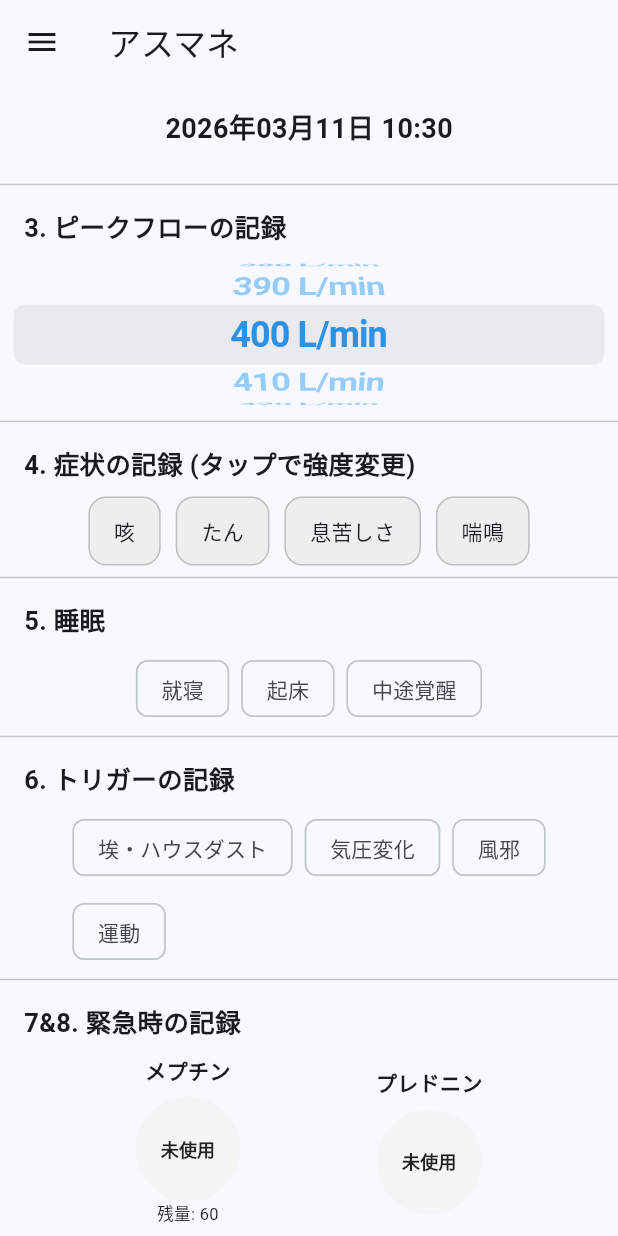
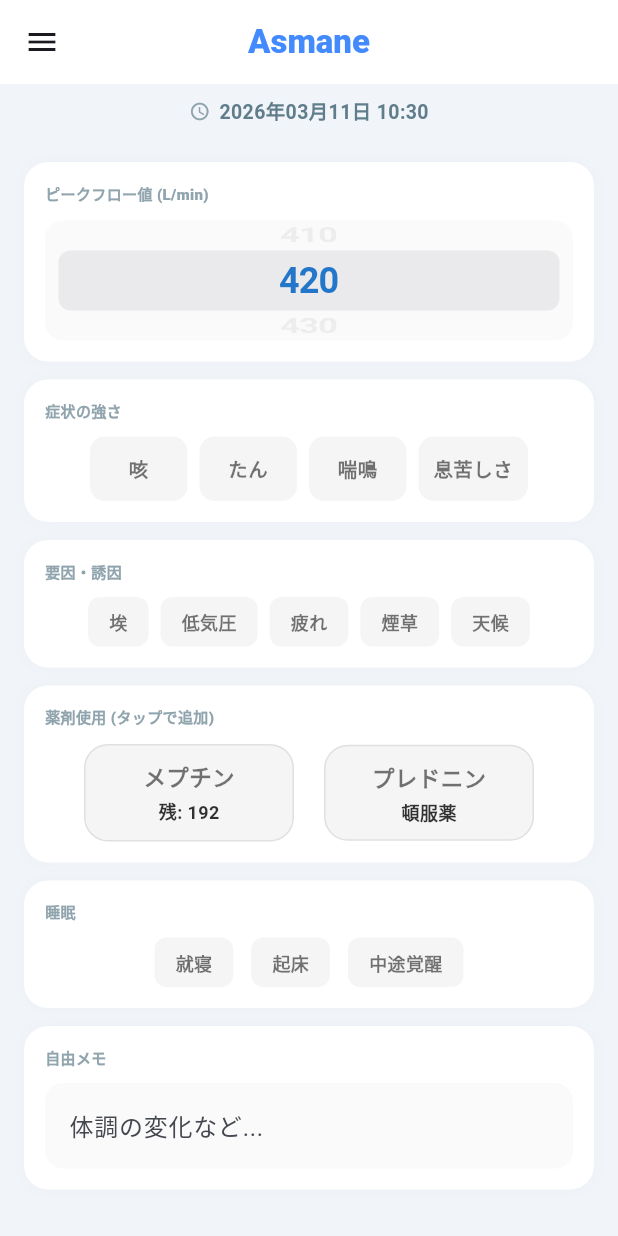
Before and after one commit to shimomari/asmane, a Flutter app: the screen it shows after launch, on a phone screen of 412 x 824 dp. Run offline on Flutter 3.47's test engine with Material 3 defaults, Android fonts, the phone set to English and light mode, and no system bars; our stand-ins replace shared_preferences.

Commit message:
完璧なメイン画面のUI完成

```diff
--- a/lib/main.dart
+++ b/lib/main.dart
@@ -1,7 +1,5 @@
-//main.dart
-
 import 'package:flutter/material.dart';
-import 'main_screen.dart';
+import 'main_screen.dart'; // 作成したファイル名に合わせてください
 
 void main() {
   runApp(const AsmaneApp());
@@ -13,13 +11,13 @@ class AsmaneApp extends StatelessWidget {
   @override
   Widget build(BuildContext context) {
     return MaterialApp(
-      title: 'アスマネ',
+      title: 'Asmane',
       debugShowCheckedModeBanner: false,
       theme: ThemeData(
         useMaterial3: true,
-        colorScheme: ColorScheme.fromSeed(seedColor: Colors.lightBlue),
+        colorSchemeSeed: Colors.blueAccent,
       ),
-      home: const MainScreen(),
+      home: const MainScreen(), // ここでメイン画面を呼び出す
     );
   }
 }
--- a/lib/main_screen.dart
+++ b/lib/main_screen.dart
@@ -1,10 +1,6 @@
-//main_screen.dart
-
 import 'package:flutter/material.dart';
+import 'package:intl/intl.dart';
 import 'package:flutter/cupertino.dart';
-import 'package:intl/intl.dart';
-import 'health_data.dart';
-import 'sub_screens.dart'; // グラフや設定画面をここから読み込む
 
 class MainScreen extends StatefulWidget {
   const MainScreen({super.key});
@@ -14,319 +10,157 @@ class MainScreen extends StatefulWidget {
 }
 
 class _MainScreenState extends State<MainScreen> {
-  // ==========================================
-  // 1. 管理データ・状態 (State)
-  // ==========================================
-  int _currentPeakFlow = 400;
-  List<String> _mySymptoms = ['咳', 'たん', '息苦しさ', '喘鳴'];
-  List<String> _myTriggers = ['埃・ハウスダスト', '気圧変化', '風邪', '運動'];
-  String _relieverName = "メプチン";
-  String _pillName = "プレドニン";
+  int _pefValue = 420;
+  final Map<String, int> _symptomLevels = {'咳': 0, 'たん': 0, '喘鳴': 0, '息苦しさ': 0};
+  final Map<String, bool> _sleepStates = {'就寝': false, '起床': false, '中途覚醒': false};
+  final List<String> _allTriggers = ['埃', '低気圧', '疲れ', '煙草', '天候'];
+  final Set<String> _selectedTriggers = {};
 
-  final Map<String, int> _symptomCounts = {};
-  final Set<String> _selectedTriggers = {};
-  final Set<String> _selectedSleep = {};
   int _relieverCount = 0;
-  int _relieverStock = 60;
-  int _pillCount = 0;
-  SleepSession? activeSleepSession;
+  int _relieverStock = 192;
+  int _pillLevel = 0;
 
-  // ==========================================
-  // 2. ロジック（画面遷移など）
-  // ==========================================
+  final TextEditingController _memoController = TextEditingController();
 
-  // 設定画面（登録ページ）を開き、結果を受け取る
-  Future<void> _openRegistrationPage() async {
-    final result = await Navigator.push(
-      context,
-      MaterialPageRoute(
-        builder: (context) => MainUIRegistrationPage(
-          symptoms: _mySymptoms,
-          triggers: _myTriggers,
-          reliever: _relieverName,
-          pill: _pillName,
-        ),
-      ),
-    );
-
-    // 設定画面からデータが戻ってきたら反映する
-    if (result != null) {
-      setState(() {
-        _mySymptoms = result['symptoms'];
-        _myTriggers = result['triggers'];
-        _relieverName = result['reliever'];
-        _pillName = result['pill'];
-      });
-    }
-  }
-
-  // ==========================================
-  // 3. メインUI構成 (buildメソッド)
-  // ==========================================
   @override
   Widget build(BuildContext context) {
+    String now = DateFormat('yyyy年MM月dd日 HH:mm').format(DateTime.now());
+
     return Scaffold(
-      appBar: AppBar(title: const Text('アスマネ')),
-      drawer: _buildDrawer(),
+      backgroundColor: const Color(0xFFF1F5F9),
+      appBar: AppBar(
+        title: const Text('Asmane', style: TextStyle(fontWeight: FontWeight.w900, color: Colors.blueAccent)),
+        centerTitle: true,
+        elevation: 0,
+        backgroundColor: Colors.white,
+      ),
+      drawer: const Drawer(),
       body: SingleChildScrollView(
+        physics: const BouncingScrollPhysics(),
         child: Column(
           children: [
-            _buildTimeHeader(),         // 日時表示
-            const Divider(),
+            _buildDateTimeHeader(now),
+            Padding(
+              padding: const EdgeInsets.symmetric(horizontal: 16.0),
+              child: Column(
+                children: [
+                  const SizedBox(height: 16),
+                  _buildPeakFlowCard(),
+                  _buildSymptomCard(),
+                  _buildTriggerCard(),
 
-            _buildSectionTitle('3. ピークフローの記録'),
-            _buildPeakFlowPicker(),     // 数値選択
-            const Divider(),
+                  // 薬剤使用：コンパクトな横幅半分サイズ
+                  _buildCard(
+                    title: '薬剤使用 (タップで追加)',
+                    child: Row(
+                      mainAxisAlignment: MainAxisAlignment.center, // 中央寄せ
+                      children: [
+                        SizedBox(
+                          width: 140, // 横幅を限定
+                          child: _buildMedicineChip(
+                            name: 'メプチン',
+                            subtitle: '残: $_relieverStock',
+                            level: _relieverCount,
+                            maxLevel: 4,
+                            baseColor: Colors.blue,
+                            onTap: () => setState(() {
+                              _relieverCount = (_relieverCount + 1) % 5;
+                              if (_relieverCount > 0) _relieverStock--;
+                            }),
+                          ),
+                        ),
+                        const SizedBox(width: 20), // ボタン間の隙間
+                        SizedBox(
+                          width: 140, // 横幅を限定
+                          child: _buildMedicineChip(
+                            name: 'プレドニン',
+                            subtitle: '頓服薬',
+                            level: _pillLevel,
+                            maxLevel: 2,
+                            baseColor: Colors.purple,
+                            onTap: () => setState(() => _pillLevel = (_pillLevel + 1) % 3),
+                          ),
+                        ),
+                      ],
+                    ),
+                  ),
 
-            _buildSectionTitle('4. 症状の記録 (タップで強度変更)'),
-            _buildSymptomGrid(),        // 症状ボタン群
-            const Divider(),
-
-            _buildSectionTitle('5. 睡眠'),
-            _buildSleepChips(),         // 睡眠（就寝・起床）
-            const Divider(),
-
-            _buildSectionTitle('6. トリガーの記録'),
-            _buildTriggerChips(),       // トリガー選択
-            const Divider(),
-
-            _buildSectionTitle('7&8. 緊急時の記録'),
-            _buildEmergencySection(),   // 緊急ボタン
-            const Divider(),
-
-            _buildSectionTitle('9. 自由メモ'),
-            _buildMemoField(),          // テキスト入力
-
-            const SizedBox(height: 20),
-            _buildSubmitButton(),       // 最終登録ボタン
-            const SizedBox(height: 50),
+                  _buildSleepCard(),
+                  _buildMemoCard(),
+                  const SizedBox(height: 24),
+                  _buildSaveButton(),
+                  const SizedBox(height: 40),
+                ],
+              ),
+            ),
           ],
         ),
       ),
     );
   }
 
-  // ==========================================
-  // 4. 各セクションのUI部品
-  // ==========================================
+  Widget _buildMedicineChip({
+    required String name,
+    required String subtitle,
+    required int level,
+    required int maxLevel,
+    required Color baseColor,
+    required VoidCallback onTap
+  }) {
+    Color bgColor;
+    Color textColor;
 
-  // --- 共通: セクションタイトル ---
-  Widget _buildSectionTitle(String title) {
-    return Padding(
-      padding: const EdgeInsets.symmetric(horizontal: 16, vertical: 8),
-      child: Align(
-        alignment: Alignment.centerLeft,
-        child: Text(title, style: const TextStyle(fontSize: 17, fontWeight: FontWeight.bold))
+    if (level == 0) {
+      bgColor = Colors.grey.shade100;
+      textColor = Colors.black54;
+    } else if (level >= maxLevel) {
+      // プレドニン最大時は「くっきりした赤紫」
+      bgColor = (name == 'プレドニン') ? const Color(0xFFD81B60) : const Color(0xFF3F51B5);
+      textColor = Colors.white;
+    } else {
+      final List<double> opacities = [0.0, 0.15, 0.5, 0.85];
+      bgColor = baseColor.withValues(alpha: opacities[level]);
+      // 1-2回目は黒、3回目以上は白
+      textColor = (level <= 2) ? Colors.black87 : Colors.white;
+    }
+
+    return InkWell(
+      onTap: onTap,
+      borderRadius: BorderRadius.circular(16),
+      child: AnimatedContainer(
+        duration: const Duration(milliseconds: 200),
+        padding: const EdgeInsets.symmetric(vertical: 10, horizontal: 8),
+        decoration: BoxDecoration(
+          color: bgColor,
+          borderRadius: BorderRadius.circular(16),
+          border: Border.all(color: level == 0 ? Colors.grey.shade300 : Colors.transparent),
+        ),
+        child: Column(
+          children: [
+            Text(name, style: TextStyle(fontWeight: FontWeight.bold, fontSize: 15, color: textColor)),
+            const SizedBox(height: 4),
+            Text(level == 0 ? subtitle : '$level回',
+              style: TextStyle(fontSize: 12, fontWeight: FontWeight.bold, color: textColor.withValues(alpha: 0.8))
+            ),
+            if (level > 0 && name == 'メプチン')
+              Text('残$_relieverStock',
+                style: TextStyle(fontSize: 12, fontWeight: FontWeight.w900, color: textColor)
+              ),
+          ],
+        ),
       ),
     );
   }
 
-  // --- ヘッダー: 現在時刻 ---
-  Widget _buildTimeHeader() {
-    return Padding(
-      padding: const EdgeInsets.all(16.0),
-      child: Text(
-        DateFormat('yyyy年MM月dd日 HH:mm').format(DateTime.now()),
-        style: const TextStyle(fontSize: 18, fontWeight: FontWeight.bold)
-      ),
-    );
-  }
-
-  // --- セクション3: ピークフローピッカー ---
-  Widget _buildPeakFlowPicker() {
-    return SizedBox(
-      height: 100,
-      child: CupertinoPicker(
-        itemExtent: 40,
-        scrollController: FixedExtentScrollController(initialItem: (_currentPeakFlow - 100) ~/ 10),
-        onSelectedItemChanged: (i) => setState(() => _currentPeakFlow = 100 + (i * 10)),
-        children: List.generate(71, (i) => Center(
-          child: Text(
-            '${100 + (i * 10)} L/min',
-            style: const TextStyle(fontSize: 24, fontWeight: FontWeight.bold, color: Colors.blue)
-          ),
-        )),
-      ),
-    );
-  }
-
-  // --- セクション4: 症状グリッド ---
-  Widget _buildSymptomGrid() {
-    return Padding(
-      padding: const EdgeInsets.symmetric(horizontal: 16),
-      child: Wrap(
-        spacing: 10, runSpacing: 10,
-        children: _mySymptoms.map((s) {
-          int count = _symptomCounts[s] ?? 0;
-          return GestureDetector(
-            onTap: () => setState(() => _symptomCounts[s] = (count + 1) % 4),
-            child: Container(
-              padding: const EdgeInsets.symmetric(horizontal: 16, vertical: 12),
-              decoration: BoxDecoration(
-                color: [Colors.grey[200]!, Colors.orange[100]!, Colors.orange[300]!, Colors.red[400]!][count],
-                borderRadius: BorderRadius.circular(12),
-                border: Border.all(color: count > 0 ? Colors.orange : Colors.grey.shade400),
-              ),
-              child: Text(
-                count > 0 ? "$s(${['','軽','中','重'][count]})" : s,
-                style: TextStyle(fontWeight: count > 0 ? FontWeight.bold : FontWeight.normal),
-              ),
-            ),
-          );
-        }).toList(),
-      ),
-    );
-  }
-
-  // --- セクション5&6: チップUI (睡眠・トリガー) ---
-  Widget _buildSleepChips() => _buildWrapChips(['就寝', '起床', '中途覚醒'], _selectedSleep, Colors.blue, isSleep: true);
-  Widget _buildTriggerChips() => _buildWrapChips(_myTriggers, _selectedTriggers, Colors.green);
-
-  // --- セクション7&8: 緊急ボタン ---
-  Widget _buildEmergencySection() {
-    return Row(mainAxisAlignment: MainAxisAlignment.spaceEvenly, children: [
-      _emergencyButton(_relieverName, _relieverCount, Colors.blue, () => setState(() {
-        _relieverCount = (_relieverCount + 1) % 5;
-        if (_relieverCount != 0 && _relieverStock > 0) _relieverStock--;
-      }), "残量: $_relieverStock"),
-      _emergencyButton(_pillName, _pillCount, Colors.purple, () => setState(() => _pillCount = (_pillCount + 1) % 3), ""),
-    ]);
-  }
-
-  // --- セクション9: メモ入力 ---
-  Widget _buildMemoField() {
-    return const Padding(
-      padding: EdgeInsets.symmetric(horizontal: 16),
-      child: TextField(
-        maxLength: 50,
-        decoration: InputDecoration(border: OutlineInputBorder(), hintText: '50文字程度')
-      ),
-    );
-  }
-
-  // --- 登録ボタン ---
-  Widget _buildSubmitButton() {
-    return Padding(
-      padding: const EdgeInsets.symmetric(horizontal: 16),
-      child: ElevatedButton(
-        onPressed: () {
-          setState(() {
-            pefRecords.add(PefRecord(time: DateTime.now(), value: _currentPeakFlow.toDouble()));
-          });
-          ScaffoldMessenger.of(context).showSnackBar(const SnackBar(content: Text("登録しました")));
-        },
-        style: ElevatedButton.styleFrom(
-          minimumSize: const Size(double.infinity, 56),
-          backgroundColor: Colors.blueAccent,
-          foregroundColor: Colors.white,
-          shape: RoundedRectangleBorder(borderRadius: BorderRadius.circular(16)),
-        ),
-        child: const Text("この内容で登録する", style: TextStyle(fontSize: 18, fontWeight: FontWeight.bold)),
-      ),
-    );
-  }
-
-  // ==========================================
-  // 5. 補助用UIメソッド (共通パーツ)
-  // ==========================================
-
-  // 汎用チップ作成
-  Widget _buildWrapChips(List<String> list, Set<String> selectionSet, Color color, {bool isSleep = false}) {
-    return Padding(
-      padding: const EdgeInsets.symmetric(horizontal: 16),
-      child: Wrap(
-        spacing: 8, runSpacing: 8,
-        children: list.map((item) => FilterChip(
-          label: Text(item),
-          selected: selectionSet.contains(item),
-          onSelected: (val) {
-            setState(() {
-              if (val) {
-                selectionSet.add(item);
-                if (isSleep && item == '就寝') activeSleepSession = SleepSession(bedTime: DateTime.now());
-                if (isSleep && item == '起床' && activeSleepSession != null) {
-                  sleepSessions.add(SleepSession(bedTime: activeSleepSession!.bedTime, wakeUpTime: DateTime.now()));
-                  activeSleepSession = null;
-                }
-              } else {
-                selectionSet.remove(item);
-              }
-            });
-          },
-        )).toList(),
-      ),
-    );
-  }
-
-// --- 段階的に色（Color）そのものを変化させる緊急ボタンUI ---
-  Widget _emergencyButton(String name, int count, Color baseColor, VoidCallback onTap, String sub) {
-    // 回数に応じた「具体的な色」の指定
-    Color displayColor;
-
-    if (count == 0) {
-      displayColor = Colors.grey[100]!; // 未使用：薄いグレー
-    } else if (count == 1) {
-      displayColor = Colors.blue[100]!; // 1回：薄い水色
-    } else if (count == 2) {
-      displayColor = Colors.blue[400]!; // 2回：標準的な青
-    } else if (count == 3) {
-      displayColor = Colors.blue[800]!; // 3回：濃い青
-    } else {
-      displayColor = const Color(0xFF000080); // 4回以上：紺色 (Navy)
-    }
-
-    return Column(children: [
-      Text(name, style: const TextStyle(fontWeight: FontWeight.bold)),
-      const SizedBox(height: 8),
-      GestureDetector(
-        onTap: onTap,
-        child: CircleAvatar(
-          radius: 35,
-          backgroundColor: displayColor,
-          child: Text(
-            count == 0 ? "未使用" : "$count回",
-            style: TextStyle(
-              // 2回目以降は白文字にしたほうが視認性が高まります
-              color: count >= 2 ? Colors.white : Colors.black87,
-              fontSize: 12,
-              fontWeight: FontWeight.bold
-            )
-          ),
-        ),
-      ),
-      if (sub.isNotEmpty) Text(sub, style: const TextStyle(fontSize: 11))
-    ]);
-  }
-
-
-
-  // サイドメニュー (Drawer)
-  Widget _buildDrawer() {
-    return Drawer(
-      child: ListView(
-        children: [
-          const DrawerHeader(
-            decoration: BoxDecoration(color: Colors.lightBlue),
-            child: Text('アスマネ', style: TextStyle(color: Colors.white, fontSize: 24)),
-          ),
-          ListTile(
-            leading: const Icon(Icons.bar_chart),
-            title: const Text("週のデータとグラフ"),
-            onTap: () {
-              Navigator.pop(context);
-              Navigator.push(context, MaterialPageRoute(builder: (context) => WeeklyGraphPage(pefRecords: pefRecords, sleepSessions: sleepSessions)));
-            },
-          ),
-          ListTile(
-            leading: const Icon(Icons.settings),
-            title: const Text("メインUI登録ページ"),
-            onTap: () {
-              Navigator.pop(context);
-              _openRegistrationPage();
-            },
-          ),
-        ],
-      ),
-    );
-  }
+  // --- その他のパーツは安定版を維持 ---
+  Widget _buildSymptomCard() => _buildCard(title: '症状の強さ', child: Center(child: Wrap(spacing: 8, runSpacing: 8, children: _symptomLevels.keys.map((s) => _buildSymptomChip(label: s, level: _symptomLevels[s]!, onTap: () => setState(() => _symptomLevels[s] = (_symptomLevels[s]! + 1) % 4))).toList())));
+  Widget _buildTriggerCard() => _buildCard(title: '要因・誘因', child: Center(child: Wrap(spacing: 8, runSpacing: 8, children: _allTriggers.map((t) => _buildToggleButton(label: t, isActive: _selectedTriggers.contains(t), activeColor: Colors.orange.shade400, onTap: () => setState(() => _selectedTriggers.contains(t) ? _selectedTriggers.remove(t) : _selectedTriggers.add(t)))).toList())));
+  Widget _buildSleepCard() => _buildCard(title: '睡眠', child: Center(child: Wrap(spacing: 12, children: _sleepStates.keys.map((key) => _buildToggleButton(label: key, isActive: _sleepStates[key]!, activeColor: Colors.indigo.shade600, onTap: () => setState(() => _sleepStates[key] = !_sleepStates[key]!))).toList())));
+  Widget _buildMemoCard() => _buildCard(title: '自由メモ', child: TextField(controller: _memoController, maxLength: 50, decoration: InputDecoration(hintText: '体調の変化など...', filled: true, fillColor: Colors.grey.shade50, border: OutlineInputBorder(borderRadius: BorderRadius.circular(12), borderSide: BorderSide.none), counterText: "")));
+  Widget _buildSaveButton() => SizedBox(width: double.infinity, height: 50, child: ElevatedButton(onPressed: () => ScaffoldMessenger.of(context).showSnackBar(const SnackBar(content: Text('記録を保存しました'))), style: ElevatedButton.styleFrom(backgroundColor: Colors.blueAccent, shape: RoundedRectangleBorder(borderRadius: BorderRadius.circular(12))), child: const Text('記録を保存する', style: TextStyle(color: Colors.white, fontWeight: FontWeight.bold))));
+  Widget _buildPeakFlowCard() => _buildCard(title: 'ピークフロー値 (L/min)', child: Container(height: 80, decoration: BoxDecoration(color: Colors.grey.shade50, borderRadius: BorderRadius.circular(12)), child: CupertinoPicker(itemExtent: 40, scrollController: FixedExtentScrollController(initialItem: _pefValue ~/ 10), onSelectedItemChanged: (v) => setState(() => _pefValue = v * 10), children: List.generate(81, (i) => Center(child: Text('${i * 10}', style: TextStyle(fontSize: 24, fontWeight: FontWeight.bold, color: (i * 10 == _pefValue) ? Colors.blue.shade700 : Colors.black12)))))));
+  Widget _buildCard({required String title, required Widget child}) => Container(width: double.infinity, margin: const EdgeInsets.only(bottom: 12), padding: const EdgeInsets.all(14), decoration: BoxDecoration(color: Colors.white, borderRadius: BorderRadius.circular(16), boxShadow: [BoxShadow(color: Colors.black.withOpacity(0.02), blurRadius: 8)]), child: Column(crossAxisAlignment: CrossAxisAlignment.start, children: [Text(title, style: TextStyle(fontSize: 10, fontWeight: FontWeight.w800, color: Colors.blueGrey.shade300)), const SizedBox(height: 10), child]));
+  Widget _buildSymptomChip({required String label, required int level, required VoidCallback onTap}) { final List<Color> bgColors = [Colors.grey.shade100, Colors.blue.shade100, Colors.blue.shade400, Colors.indigo.shade600]; final List<Color> textColors = [Colors.black54, Colors.blue.shade900, Colors.white, Colors.white]; return InkWell(onTap: onTap, child: AnimatedContainer(duration: const Duration(milliseconds: 150), constraints: const BoxConstraints(minWidth: 65), padding: const EdgeInsets.symmetric(horizontal: 10, vertical: 12), decoration: BoxDecoration(color: bgColors[level], borderRadius: BorderRadius.circular(10)), child: Text(label, textAlign: TextAlign.center, style: TextStyle(fontSize: 13, fontWeight: FontWeight.bold, color: textColors[level])))); }
+  Widget _buildToggleButton({required String label, required bool isActive, required Color activeColor, required VoidCallback onTap}) => InkWell(onTap: onTap, child: AnimatedContainer(duration: const Duration(milliseconds: 150), padding: const EdgeInsets.symmetric(horizontal: 14, vertical: 8), decoration: BoxDecoration(color: isActive ? activeColor : Colors.grey.shade100, borderRadius: BorderRadius.circular(8)), child: Text(label, style: TextStyle(fontSize: 12, fontWeight: FontWeight.bold, color: isActive ? Colors.white : Colors.black54))));
+  Widget _buildDateTimeHeader(String now) => Container(width: double.infinity, padding: const EdgeInsets.symmetric(vertical: 8), child: Center(child: Row(mainAxisAlignment: MainAxisAlignment.center, children: [Icon(Icons.access_time, size: 14, color: Colors.blueGrey.shade300), const SizedBox(width: 6), Text(now, style: const TextStyle(fontWeight: FontWeight.bold, color: Colors.blueGrey, fontSize: 13))])));
 }
--- a/pubspec.yaml
+++ b/pubspec.yaml
@@ -13,7 +13,7 @@ dependencies:
 
   cupertino_icons: ^1.0.6
   fl_chart: ^0.70.0
-  intl: ^0.19.0
+  intl: ^0.20.2
   provider: ^6.1.1
   shared_preferences: ^2.5.4
 
```
Also changed, not shown: lib/graph_page.dart (added, +89 -0 lines), lib/settings_page.dart (added, +99 -0 lines), lib/ui_config_page.dart (added, +88 -0 lines), pubspec.lock.
